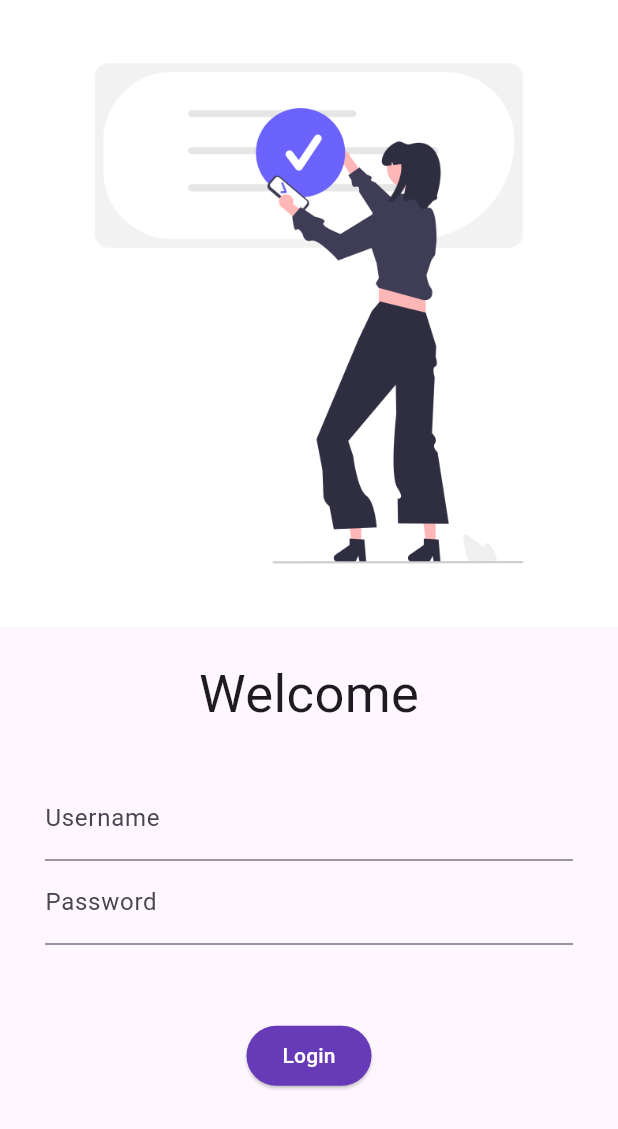
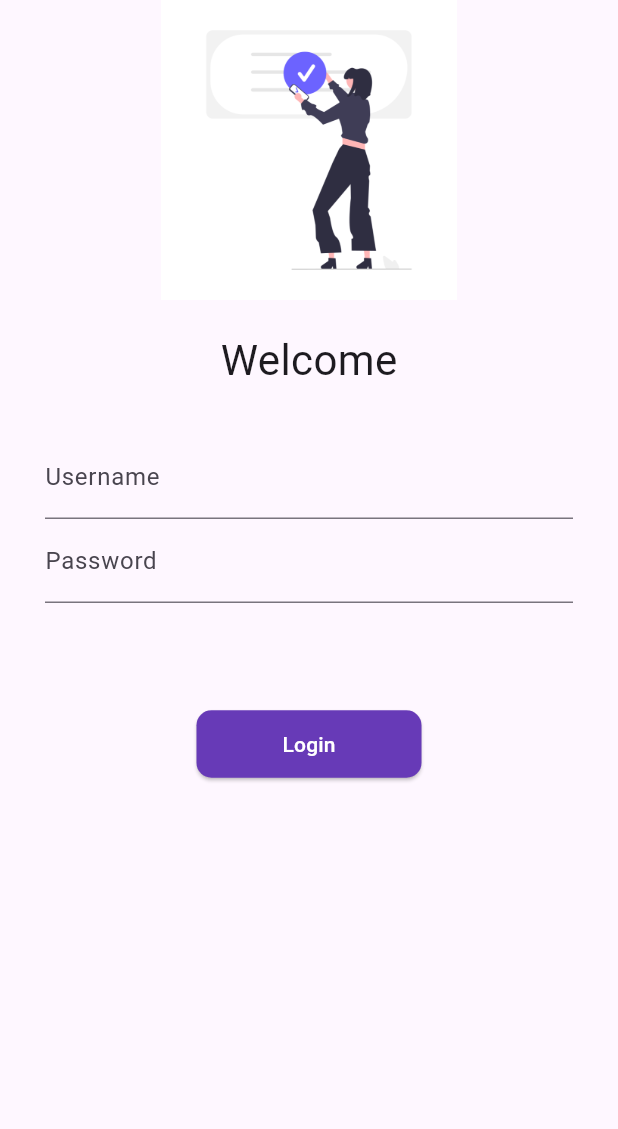
Before and after one commit to Ayushgupta91003/Catalog-app-flutter, a Flutter app: the screen it shows after launch, on a phone screen of 412 x 824 dp. Shown: the top 1129 px of the screen. Run offline on Flutter 3.47's test engine with Material 3 defaults, Android fonts, the phone set to English and light mode, and no system bars; our stand-ins replace google_fonts.

Commit message:
day 5 completed. Navigator, Elevated Button Properties, etc.

```diff
--- a/lib/main.dart
+++ b/lib/main.dart
@@ -3,6 +3,7 @@
 
 import 'package:catalog/pages/home_page.dart';
 import 'package:catalog/pages/login_page.dart';
+import 'package:catalog/routes/routes.dart';
 import 'package:flutter/material.dart';
 import 'package:google_fonts/google_fonts.dart';
 
@@ -39,8 +40,8 @@ class MyApp extends StatelessWidget {
       // initialRoute: "/home",        // set's the initial route.
       routes: {
         "/": (context) => LoginPage(),
-        "/home": (context) => HomePage(),
-        "/login": (context) => LoginPage(),
+        MyRoutes.homeRoute: (context) => HomePage(),
+        MyRoutes.loginRoute: (context) => LoginPage(),
       },
 
 
--- a/lib/pages/login_page.dart
+++ b/lib/pages/login_page.dart
@@ -1,3 +1,4 @@
+import 'package:catalog/routes/routes.dart';
 import 'package:flutter/material.dart';
 // import 'package:google_fonts/google_fonts.dart';
 
@@ -31,15 +32,18 @@ class LoginPage extends StatelessWidget {
               "assets/images/login.png",
               fit: BoxFit.cover,
               // width: 150,
-
+              height: 200,
               // alignment: Alignment.center,
             ),
-            SizedBox(height: 20,),
+
+            SizedBox(
+              height: 20,
+            ),
 
             Text("Welcome",
               style: TextStyle(
                 // fontWeight: FontWeight.w500,
-                fontSize: 35,
+                fontSize: 28,
                 // fontFamily: GoogleFonts.solway().fontFamily,
               ),
             ),
@@ -68,33 +72,31 @@ class LoginPage extends StatelessWidget {
               ),
             ),
 
-
             SizedBox(
-              height: 20,
+              height: 40,
 
             ),
 
             ElevatedButton(
-
-
-            onPressed:() {
-              print("Button Pressed");
-              // Navigator.push(context, )
-
-
-            },
-              style: TextButton.styleFrom(backgroundColor: Colors.deepPurple,
-                // backgroundColor: ,
+              onPressed: () {
+                // print("Button Pressed");
+                // Navigator.push(context, ...)
+                Navigator.pushNamed(context, MyRoutes.homeRoute);
+              },
+              style: ElevatedButton.styleFrom(
+                minimumSize: Size(150, 45),
+                maximumSize: Size(150, 60),
+                backgroundColor: Colors.deepPurple,
+                // shape: BeveledRectangleBorder(borderRadius: BorderRadius.all(Radius.circular(5.0))),
+                shape: RoundedRectangleBorder(borderRadius: BorderRadius.circular(10.0))
               ),
-              child: Text("Login",
-              style: TextStyle(
-
-                color: Colors.white,
-              ),),
-
+              child: Text(
+                "Login",
+                style: TextStyle(
+                  color: Colors.white,
+                ),
+              ),
             )
-
-
 
 
           ],
--- /dev/null
+++ b/lib/routes/routes.dart
@@ -0,0 +1,6 @@
+
+
+class MyRoutes{
+  static String loginRoute = "/login";
+  static String homeRoute = "/home";
+}
```
